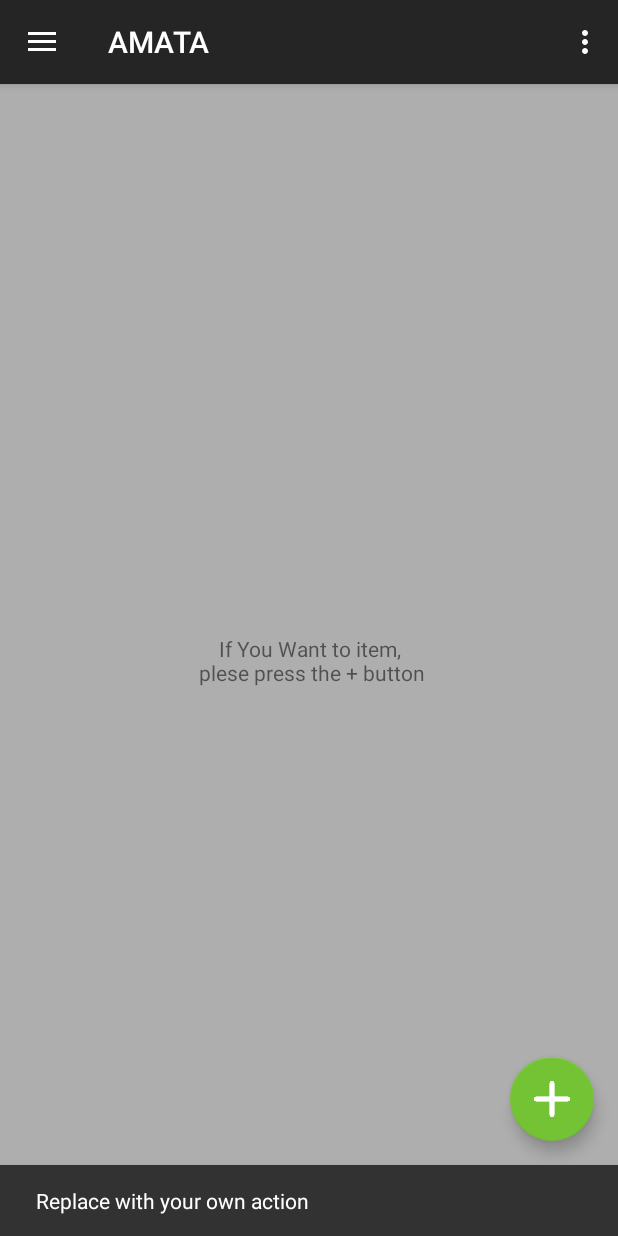
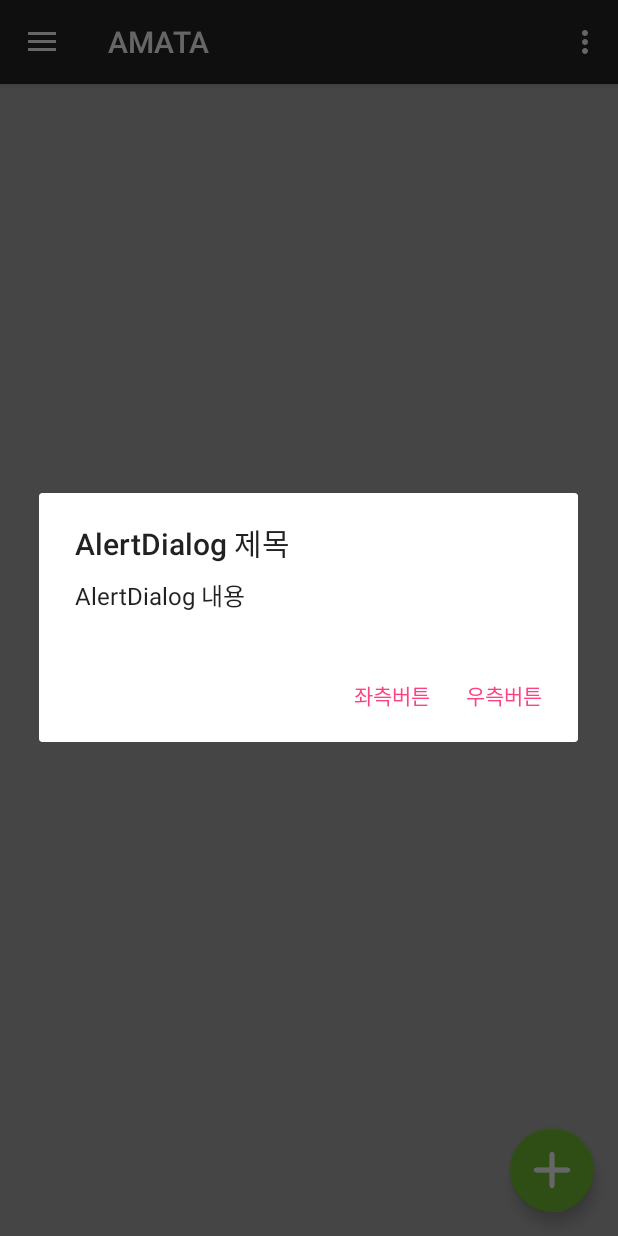
Before and after one commit to PureChild/AMATA, an Android app: the screen it shows after launch (MainActivity), after a tap on an icon or button, on a phone screen of 412 x 824 dp. Run offline under Robolectric (Android 15) with nearby library versions, the phone set to English and light mode, and no system bars.

Commit message:
다이얼로그 추가

```diff
--- a/AMATA/app/src/main/java/com/example/simdasoo/amata/MainActivity.java
+++ b/AMATA/app/src/main/java/com/example/simdasoo/amata/MainActivity.java
@@ -1,11 +1,13 @@
 package com.example.simdasoo.amata;
 
+import android.content.DialogInterface;
 import android.graphics.Color;
 import android.os.Build;
 import android.os.Bundle;
 import android.support.annotation.RequiresApi;
 import android.support.design.widget.FloatingActionButton;
 import android.support.design.widget.Snackbar;
+import android.support.v7.app.AlertDialog;
 import android.view.View;
 import android.support.design.widget.NavigationView;
 import android.support.v4.view.GravityCompat;
@@ -15,9 +17,30 @@ import android.support.v7.app.AppCompatActivity;
 import android.support.v7.widget.Toolbar;
 import android.view.Menu;
 import android.view.MenuItem;
+import android.widget.RelativeLayout;
+import android.widget.Toast;
 
 public class MainActivity extends AppCompatActivity
         implements NavigationView.OnNavigationItemSelectedListener {
+
+    public void Dialog(){
+        AlertDialog.Builder builder = new AlertDialog.Builder(this);
+        builder.setTitle("AlertDialog 제목");
+        builder.setMessage("AlertDialog 내용");
+        builder.setPositiveButton("우측버튼",
+                new DialogInterface.OnClickListener() {
+                    public void onClick(DialogInterface dialog, int which) {
+                        Toast.makeText(getApplicationContext(),"우측버튼 클릭됨",Toast.LENGTH_LONG).show();
+                    }
+                });
+        builder.setNegativeButton("좌측버튼",
+                new DialogInterface.OnClickListener() {
+                    public void onClick(DialogInterface dialog, int which) {
+                        Toast.makeText(getApplicationContext(),"좌측버튼 클릭됨",Toast.LENGTH_LONG).show();
+                    }
+                });
+        builder.show();
+    }
 
     @RequiresApi(api = Build.VERSION_CODES.LOLLIPOP)
     @Override
@@ -32,8 +55,7 @@ public class MainActivity extends AppCompatActivity
         fab.setOnClickListener(new View.OnClickListener() {
             @Override
             public void onClick(View view) {
-                Snackbar.make(view, "Replace with your own action", Snackbar.LENGTH_LONG)
-                        .setAction("Action", null).show();
+                Dialog();
             }
         });
 
```
